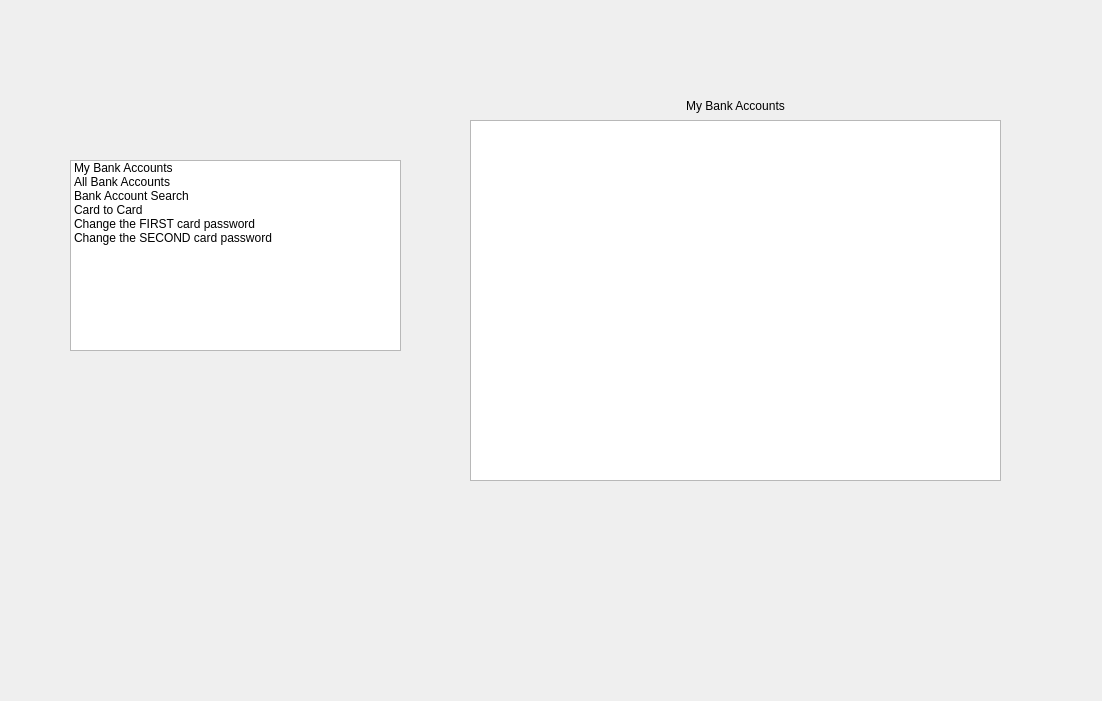
Above: UIAP_Final/costumerpanel.ui from a-HA7-z/UIAP_Final before the change. Below: the same form after it.
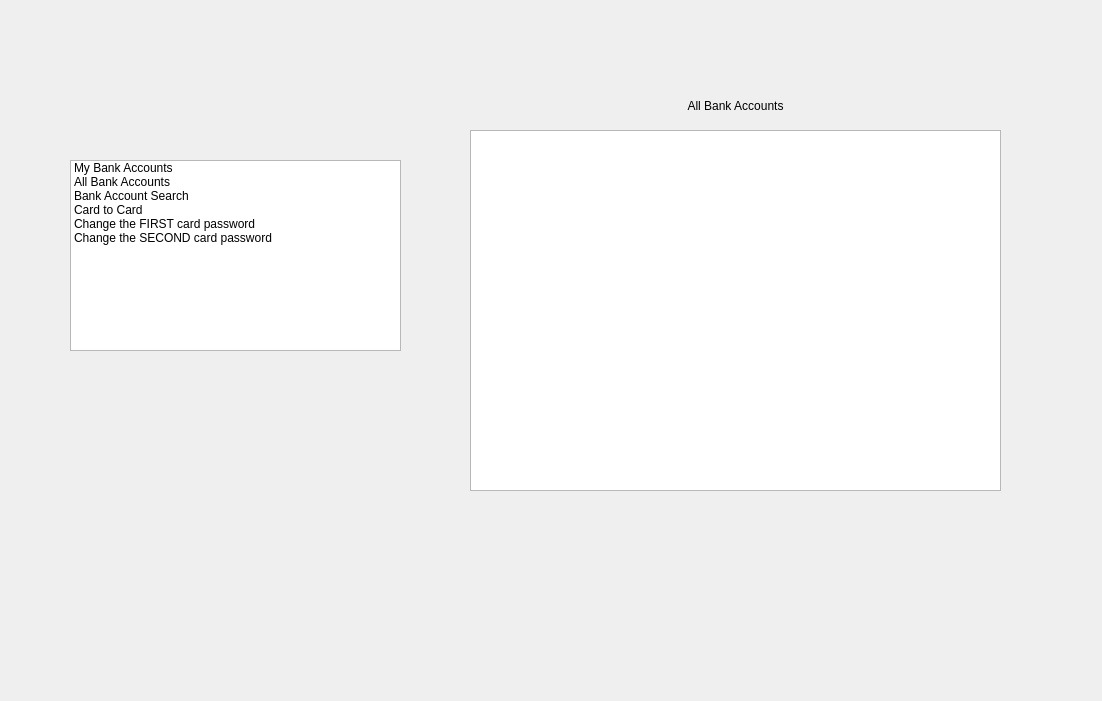
That is the form after the change. The open tabs and pages were chosen to show the change.

Commit message: All Bank accounts page

```diff
--- a/UIAP_Final/costumerpanel.ui
+++ b/UIAP_Final/costumerpanel.ui
@@ -97,7 +97,34 @@
    <widget class="QWidget" name="page_4"/>
    <widget class="QWidget" name="page_5"/>
    <widget class="QWidget" name="page_6"/>
-   <widget class="QWidget" name="page_2"/>
+   <widget class="QWidget" name="allAccounts">
+    <widget class="QListWidget" name="allBankAccounts">
+     <property name="geometry">
+      <rect>
+       <x>0</x>
+       <y>50</y>
+       <width>531</width>
+       <height>361</height>
+      </rect>
+     </property>
+    </widget>
+    <widget class="QLabel" name="label_2">
+     <property name="geometry">
+      <rect>
+       <x>0</x>
+       <y>0</y>
+       <width>531</width>
+       <height>51</height>
+      </rect>
+     </property>
+     <property name="text">
+      <string>All Bank Accounts</string>
+     </property>
+     <property name="alignment">
+      <set>Qt::AlignmentFlag::AlignCenter</set>
+     </property>
+    </widget>
+   </widget>
   </widget>
  </widget>
  <resources/>
```
The commit also changes 2 other files.
